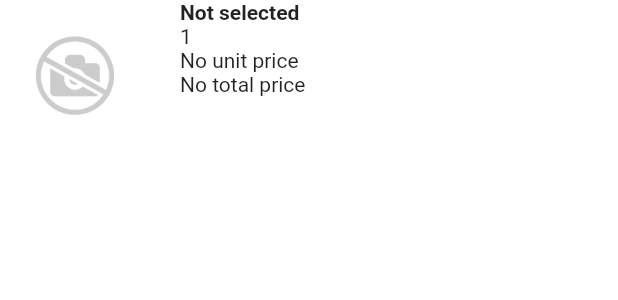
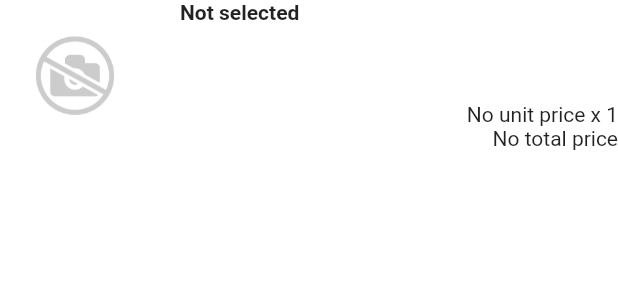
Before and after one commit to buzuchka/ConsumerBasket, a Flutter app: the PurchaseItemListItem widget shown alone on an empty page, opened directly with empty values, on a phone screen of 412 x 824 dp. Shown: the top 300 px of the screen. Run offline on Flutter 3.47's test engine with Material 2 defaults, Android fonts, the phone set to English and light mode, and no system bars; our stand-ins replace decimal, image_picker, sqflite; accounts and stored records are empty.

Commit message:
[up] purchase_item_list_item.

```diff
--- a/lib/lists/purchase_item_list_item.dart
+++ b/lib/lists/purchase_item_list_item.dart
@@ -20,26 +20,31 @@ class PurchaseItemListItem extends StatelessWidget {
         crossAxisAlignment: CrossAxisAlignment.start,
         children: <Widget>[
           _getGoodsItemImageWidget(),
+          const SizedBox(width: 20.0),
           Expanded(
-            child: Padding(
-              padding: const EdgeInsets.fromLTRB(20.0, 0.0, 2.0, 0.0),
-              child: Column(
+              child: Row(
                 crossAxisAlignment: CrossAxisAlignment.start,
                 children: <Widget>[
+                  _getGoodsItemTitleWidget(),
                   Expanded(
                     child: Column(
-                      crossAxisAlignment: CrossAxisAlignment.start,
+                      crossAxisAlignment: CrossAxisAlignment.end,
+                      mainAxisAlignment: MainAxisAlignment.end,
                       children: <Widget>[
-                        _getGoodsItemTitleWidget(),
-                        _getQuantityWidget(),
-                        _getUnitPriceWidget(),
+                        Row(
+                          mainAxisAlignment: MainAxisAlignment.end,
+                          children: [
+                            _getUnitPriceWidget(),
+                            const Text(" x "),
+                            _getQuantityWidget(),
+                          ],
+                        ),
                         _getTotalPriceWidget(),
                       ],
                     ),
                   ),
                 ],
               ),
-            ),
           ),
         ],
       ),
```
